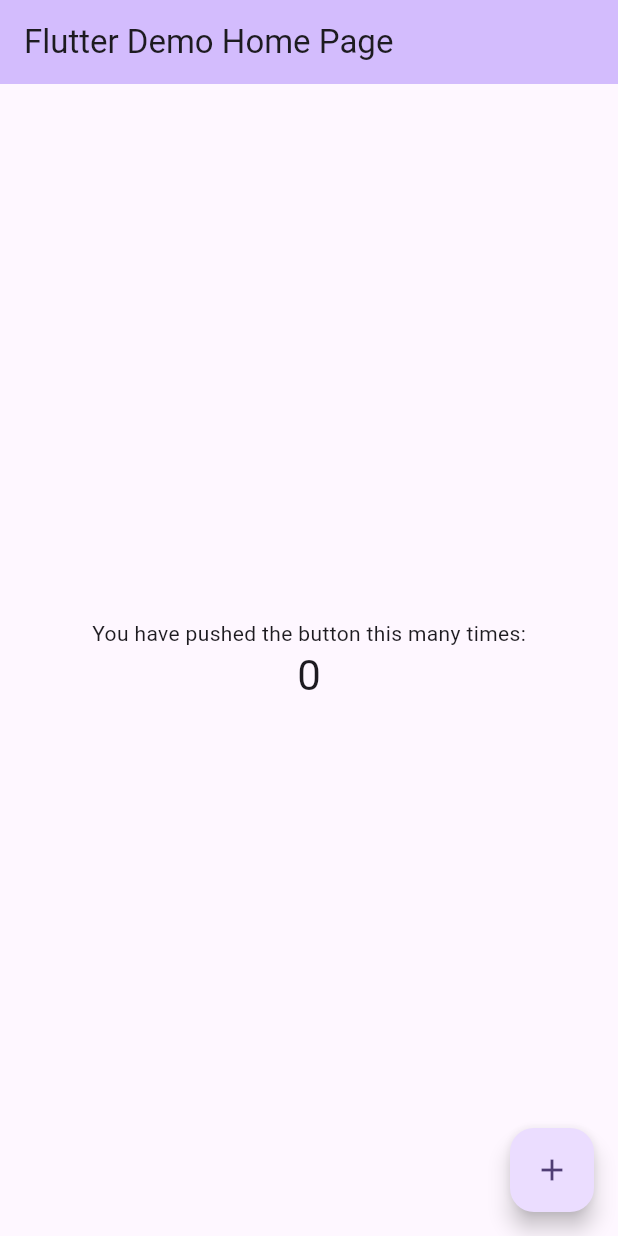
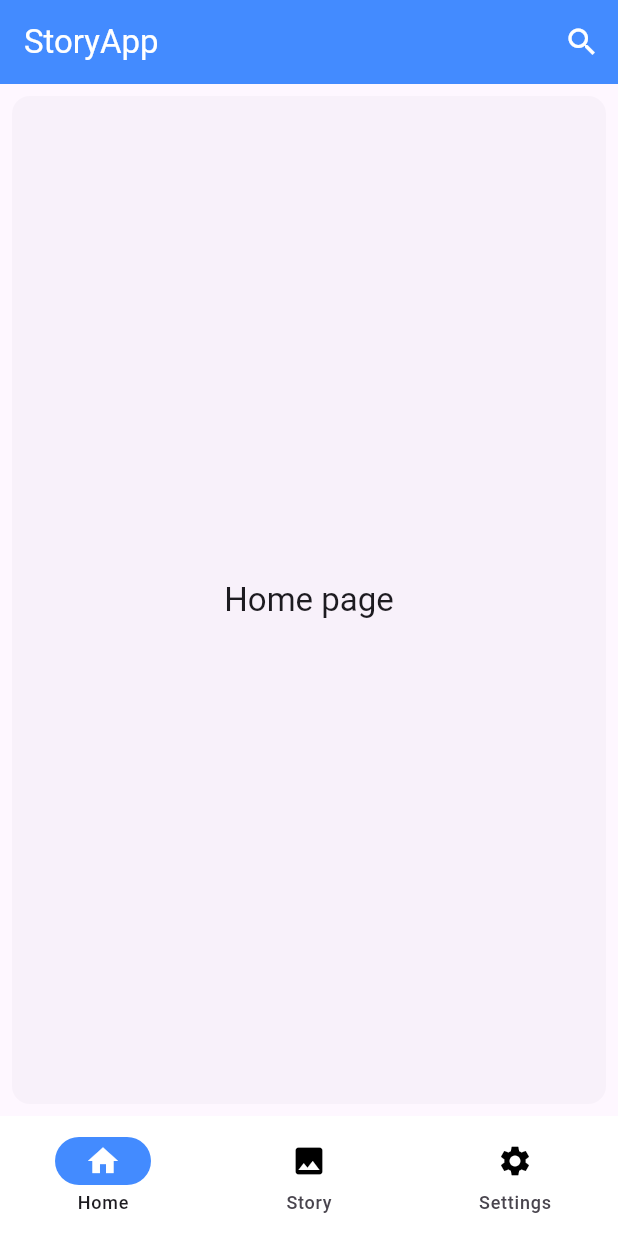
Before and after one commit to Zephhyyrr/submission-beginner-flutter-dicoding, a Flutter app: the screen it shows after launch, on a phone screen of 412 x 824 dp. Run offline on Flutter 3.47's test engine with Material 3 defaults, Android fonts, the phone set to English and light mode, and no system bars.

Commit message:
create navigation

```diff
--- /dev/null
+++ b/lib/app_bar.dart
@@ -0,0 +1,31 @@
+// app_bar.dart
+import 'package:flutter/material.dart';
+
+class AppBarWidget extends StatelessWidget implements PreferredSizeWidget {
+  const AppBarWidget({super.key});
+
+  @override
+  Widget build(BuildContext context) {
+    return AppBar(
+      backgroundColor: const Color(0xFF438BFF),
+      title: const Text(
+        'StoryApp',
+        style: TextStyle(color: Colors.white),
+      ),
+      actions: [
+        IconButton(
+          icon: const Icon(
+            Icons.search,
+            color: Colors.white,
+          ),
+          onPressed: () {
+            // Action for the search icon
+          },
+        ),
+      ],
+    );
+  }
+
+  @override
+  Size get preferredSize => const Size.fromHeight(kToolbarHeight);
+}
--- a/lib/main.dart
+++ b/lib/main.dart
@@ -1,4 +1,6 @@
+// main.dart
 import 'package:flutter/material.dart';
+import 'navigation.dart';
 
 void main() {
   runApp(const MyApp());
@@ -7,119 +9,15 @@ void main() {
 class MyApp extends StatelessWidget {
   const MyApp({super.key});
 
-  // This widget is the root of your application.
   @override
   Widget build(BuildContext context) {
     return MaterialApp(
-      title: 'Flutter Demo',
+      title: 'Submission Dicoding',
       theme: ThemeData(
-        // This is the theme of your application.
-        //
-        // TRY THIS: Try running your application with "flutter run". You'll see
-        // the application has a purple toolbar. Then, without quitting the app,
-        // try changing the seedColor in the colorScheme below to Colors.green
-        // and then invoke "hot reload" (save your changes or press the "hot
-        // reload" button in a Flutter-supported IDE, or press "r" if you used
-        // the command line to start the app).
-        //
-        // Notice that the counter didn't reset back to zero; the application
-        // state is not lost during the reload. To reset the state, use hot
-        // restart instead.
-        //
-        // This works for code too, not just values: Most code changes can be
-        // tested with just a hot reload.
         colorScheme: ColorScheme.fromSeed(seedColor: Colors.deepPurple),
         useMaterial3: true,
       ),
-      home: const MyHomePage(title: 'Flutter Demo Home Page'),
+      home: const Navigation(),
     );
   }
 }
-
-class MyHomePage extends StatefulWidget {
-  const MyHomePage({super.key, required this.title});
-
-  // This widget is the home page of your application. It is stateful, meaning
-  // that it has a State object (defined below) that contains fields that affect
-  // how it looks.
-
-  // This class is the configuration for the state. It holds the values (in this
-  // case the title) provided by the parent (in this case the App widget) and
-  // used by the build method of the State. Fields in a Widget subclass are
-  // always marked "final".
-
-  final String title;
-
-  @override
-  State<MyHomePage> createState() => _MyHomePageState();
-}
-
-class _MyHomePageState extends State<MyHomePage> {
-  int _counter = 0;
-
-  void _incrementCounter() {
-    setState(() {
-      // This call to setState tells the Flutter framework that something has
-      // changed in this State, which causes it to rerun the build method below
-      // so that the display can reflect the updated values. If we changed
-      // _counter without calling setState(), then the build method would not be
-      // called again, and so nothing would appear to happen.
-      _counter++;
-    });
-  }
-
-  @override
-  Widget build(BuildContext context) {
-    // This method is rerun every time setState is called, for instance as done
-    // by the _incrementCounter method above.
-    //
-    // The Flutter framework has been optimized to make rerunning build methods
-    // fast, so that you can just rebuild anything that needs updating rather
-    // than having to individually change instances of widgets.
-    return Scaffold(
-      appBar: AppBar(
-        // TRY THIS: Try changing the color here to a specific color (to
-        // Colors.amber, perhaps?) and trigger a hot reload to see the AppBar
-        // change color while the other colors stay the same.
-        backgroundColor: Theme.of(context).colorScheme.inversePrimary,
-        // Here we take the value from the MyHomePage object that was created by
-        // the App.build method, and use it to set our appbar title.
-        title: Text(widget.title),
-      ),
-      body: Center(
-        // Center is a layout widget. It takes a single child and positions it
-        // in the middle of the parent.
-        child: Column(
-          // Column is also a layout widget. It takes a list of children and
-          // arranges them vertically. By default, it sizes itself to fit its
-          // children horizontally, and tries to be as tall as its parent.
-          //
-          // Column has various properties to control how it sizes itself and
-          // how it positions its children. Here we use mainAxisAlignment to
-          // center the children vertically; the main axis here is the vertical
-          // axis because Columns are vertical (the cross axis would be
-          // horizontal).
-          //
-          // TRY THIS: Invoke "debug painting" (choose the "Toggle Debug Paint"
-          // action in the IDE, or press "p" in the console), to see the
-          // wireframe for each widget.
-          mainAxisAlignment: MainAxisAlignment.center,
-          children: <Widget>[
-            const Text(
-              'You have pushed the button this many times:',
-            ),
-            Text(
-              '$_counter',
-              style: Theme.of(context).textTheme.headlineMedium,
-            ),
-          ],
-        ),
-      ),
-      floatingActionButton: FloatingActionButton(
-        onPressed: _incrementCounter,
-        tooltip: 'Increment',
-        child: const Icon(Icons.add),
-      ), // This trailing comma makes auto-formatting nicer for build methods.
-    );
-  }
-}
--- /dev/null
+++ b/lib/navigation.dart
@@ -0,0 +1,141 @@
+// navigation.dart
+import 'package:flutter/material.dart';
+import 'app_bar.dart'; // Mengimpor AppBarWidget
+
+class Navigation extends StatefulWidget {
+  const Navigation({super.key});
+
+  @override
+  State<Navigation> createState() => _NavigationExampleState();
+}
+
+class _NavigationExampleState extends State<Navigation> {
+  int currentPageIndex = 0;
+
+  @override
+  Widget build(BuildContext context) {
+    final ThemeData theme = Theme.of(context);
+    return Scaffold(
+      appBar: const AppBarWidget(),
+      bottomNavigationBar: NavigationBar(
+        onDestinationSelected: (int index) {
+          setState(() {
+            currentPageIndex = index;
+          });
+        },
+        backgroundColor: const Color(0xFFFFFFFF),
+        indicatorColor: const Color(0xFF438BFF),
+        selectedIndex: currentPageIndex,
+        destinations: const <Widget>[
+          NavigationDestination(
+            selectedIcon: Icon(
+              Icons.home,
+              color: Color(0xFFFFFFFF),
+            ),
+            icon: Icon(
+              Icons.home_outlined,
+              color: Colors.black,
+            ),
+            label: 'Home',
+          ),
+          NavigationDestination(
+            selectedIcon: Icon(
+              Icons.image,
+              color: Color(0xFFFFFFFF),
+            ),
+            icon: Icon(
+              Icons.image,
+              color: Colors.black,
+            ),
+            label: 'Story',
+          ),
+          NavigationDestination(
+            selectedIcon: Icon(
+              Icons.settings,
+              color: Colors.white,
+            ),
+            icon: Icon(
+              Icons.settings,
+              color: Colors.black,
+            ),
+            label: 'Settings',
+          ),
+        ],
+      ),
+      body: <Widget>[
+        /// Home page
+        Card(
+          shadowColor: Colors.transparent,
+          margin: const EdgeInsets.all(8.0),
+          child: SizedBox.expand(
+            child: Center(
+              child: Text(
+                'Home page',
+                style: theme.textTheme.titleLarge,
+              ),
+            ),
+          ),
+        ),
+
+        /// Story page
+        const Padding(
+          padding: EdgeInsets.all(8.0),
+          child: Column(
+            children: <Widget>[
+              Card(
+                child: ListTile(
+                  leading: Icon(Icons.image),
+                  title: Text('Story 1'),
+                  subtitle: Text('This is a story'),
+                ),
+              ),
+              Card(
+                child: ListTile(
+                  leading: Icon(Icons.image),
+                  title: Text('Story 2'),
+                  subtitle: Text('This is another story'),
+                ),
+              ),
+            ],
+          ),
+        ),
+
+        /// Settings page
+        Padding(
+          padding: const EdgeInsets.all(8.0),
+          child: Column(
+            children: <Widget>[
+              Card(
+                child: ListTile(
+                  leading: Icon(Icons.account_circle),
+                  title: Text('Account Settings'),
+                  onTap: () {
+                    // Action on tap
+                  },
+                ),
+              ),
+              Card(
+                child: ListTile(
+                  leading: Icon(Icons.lock),
+                  title: Text('Privacy Settings'),
+                  onTap: () {
+                    // Action on tap
+                  },
+                ),
+              ),
+              Card(
+                child: ListTile(
+                  leading: Icon(Icons.exit_to_app),
+                  title: Text('Logout'),
+                  onTap: () {
+                    // Action on tap
+                  },
+                ),
+              ),
+            ],
+          ),
+        ),
+      ][currentPageIndex],
+    );
+  }
+}
```
Also changed, not shown: lib/home_screen.dart (added, +22 -0 lines), lib/setting_screen.dart (added, +44 -0 lines), lib/story_screen.dart (added, +30 -0 lines).
